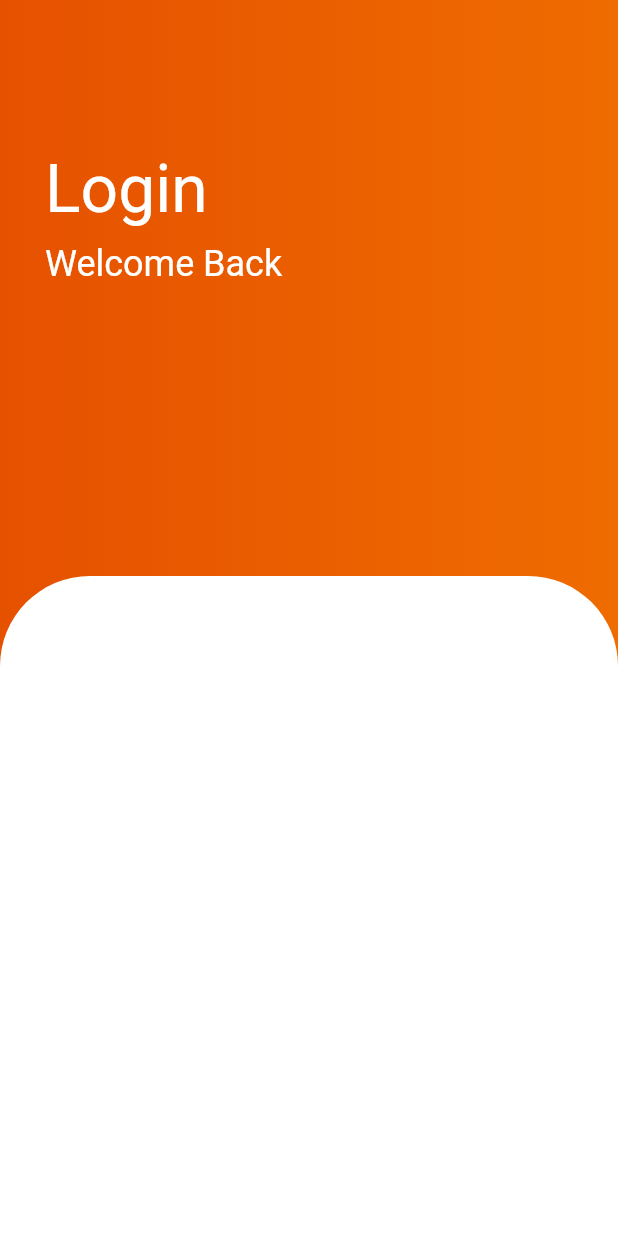
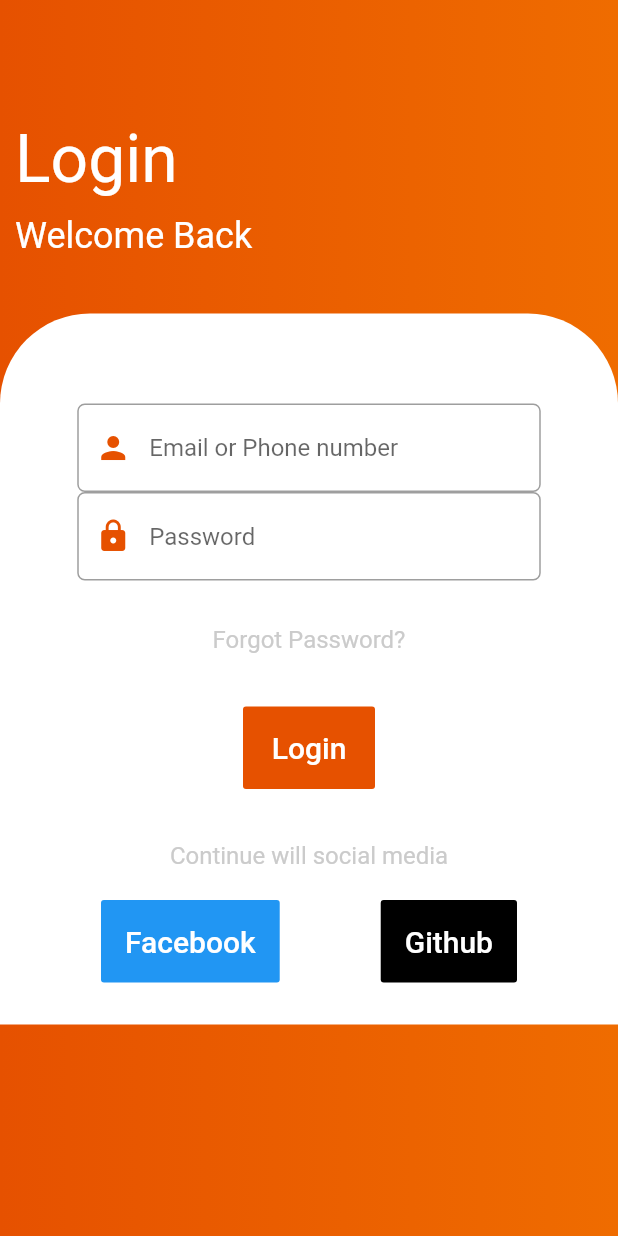
Before and after one commit to devenderbutani21/challenge-1, a Flutter app: the screen it shows after launch, on a phone screen of 412 x 824 dp. Run offline on Flutter 3.47's test engine with Material 2 defaults, Android fonts, the phone set to English and light mode, and no system bars; Roboto replaces fonts that are missing (Arial).

Commit message:
Basic Structure Complete

```diff
--- a/lib/main.dart
+++ b/lib/main.dart
@@ -35,9 +35,8 @@ class _MyHomePageState extends State<MyHomePage> {
     Size deviceSize = MediaQuery.of(context).size;
     return Scaffold(
       body: SafeArea(
-        child: Stack(
-          children: <Widget>[
-            Container(
+        child: SingleChildScrollView(
+          child: Container(
             height: deviceSize.height,
             width: deviceSize.width,
             decoration: BoxDecoration(
@@ -50,16 +49,15 @@ class _MyHomePageState extends State<MyHomePage> {
                 ],
               ),
             ),
-            ),
-            Column(
-              children: [
+            child: Column(
+              children: <Widget>[
                 SizedBox(
-                  height: 100,
+                  height: 80,
                 ),
                 Row(
                   children: [
                     SizedBox(
-                      width: 30,
+                      width: 10,
                     ),
                     Text(
                       "Login",
@@ -71,13 +69,11 @@ class _MyHomePageState extends State<MyHomePage> {
                     ),
                   ],
                 ),
-                SizedBox(
-                  height: 10,
-                ),
                 Row(
                   children: [
                     SizedBox(
-                      width: 30,
+                      width: 10,
+                      height: 50,
                     ),
                     Text(
                       "Welcome Back",
@@ -89,7 +85,8 @@ class _MyHomePageState extends State<MyHomePage> {
                     ),
                   ],
                 ),
-              ],
+                SizedBox(
+                  height: 27,
                 ),
                 Align(
                   alignment: Alignment.bottomCenter,
@@ -101,14 +98,113 @@ class _MyHomePageState extends State<MyHomePage> {
                         topRight: const Radius.circular(60.0),
                       ),
                     ),
-                height: 440,
-//                child: TextField(
-//                  decoration: InputDecoration(
-//                      hintText: 'Email or Phone number'),
-//                ),
+                    height: 474,
+                    child: Column(
+                      children: <Widget>[
+                        SizedBox(
+                          height: 60,
+                        ),
+                        Container(
+                          width: deviceSize.width * 0.75,
+                          child: TextFormField(
+                            decoration: InputDecoration(
+                              prefixIcon: Icon(
+                                Icons.person,
+                                color: Color(0xffe65100),
+                              ),
+                              hintText: 'Email or Phone number',
+                              border: OutlineInputBorder(
+                                borderRadius: BorderRadius.circular(5),
+                              ),
+                            ),
+                            keyboardType: TextInputType.emailAddress,
+                          ),
+                        ),
+                        Container(
+                          width: deviceSize.width * 0.75,
+                          child: TextFormField(
+                            decoration: InputDecoration(
+                              prefixIcon: Icon(
+                                Icons.https,
+                                color: Color(0xffe65100),
+                              ),
+                              hintText: 'Password',
+                              border: OutlineInputBorder(
+                                borderRadius: BorderRadius.circular(5),
+                              ),
+                            ),
+                            obscureText: true,
+                          ),
+                        ),
+                        SizedBox(height: 30,),
+                        Text(
+                          'Forgot Password?',
+                          style: TextStyle(
+                            fontSize: 16,
+                            color: Color(0xffcbcbcb),
+                          ),
+                        ),
+                        SizedBox(height: 35,),
+                        FlatButton(
+                          padding: EdgeInsets.all(16.0),
+                          color: Color(0xffe65100),
+                          child: Text(
+                            'Login',
+                            style: TextStyle(
+                              color: Colors.white,
+                              fontSize: 20,
+                              fontFamily: 'Arial',
+                            ),
+                          ),
+                          onPressed: () {},
+                        ),
+                        SizedBox(height: 35,),
+                        Text(
+                          'Continue will social media',
+                          style: TextStyle(
+                            fontSize: 16,
+                            color: Color(0xffcbcbcb),
+                          ),
+                        ),
+                        SizedBox(height: 20,),
+                        Row(
+                          mainAxisAlignment: MainAxisAlignment.spaceEvenly,
+                          children: <Widget>[
+                            FlatButton(
+                              padding: EdgeInsets.all(16.0),
+                              color: Color(0xff2196f3),
+                              child: Text(
+                                'Facebook',
+                                style: TextStyle(
+                                  color: Colors.white,
+                                  fontSize: 20,
+                                  fontFamily: 'Arial',
+                                ),
+                              ),
+                              onPressed: () {},
+                            ),
+                            FlatButton(
+                              padding: EdgeInsets.all(16.0),
+                              color: Color(0xff000000),
+                              child: Text(
+                                'Github',
+                                style: TextStyle(
+                                  color: Colors.white,
+                                  fontSize: 20,
+                                  fontFamily: 'Arial',
+                                ),
+                              ),
+                              onPressed: () {},
+                            ),
+                          ],
+                        )
+                      ],
+                    ),
                   ),
                 ),
               ],
+            ),
+          ),
         ),
       ), // This trailing comma makes auto-formatting nicer for build methods.
     );
```
Lines whose indentation alone changed are shown as unchanged.
